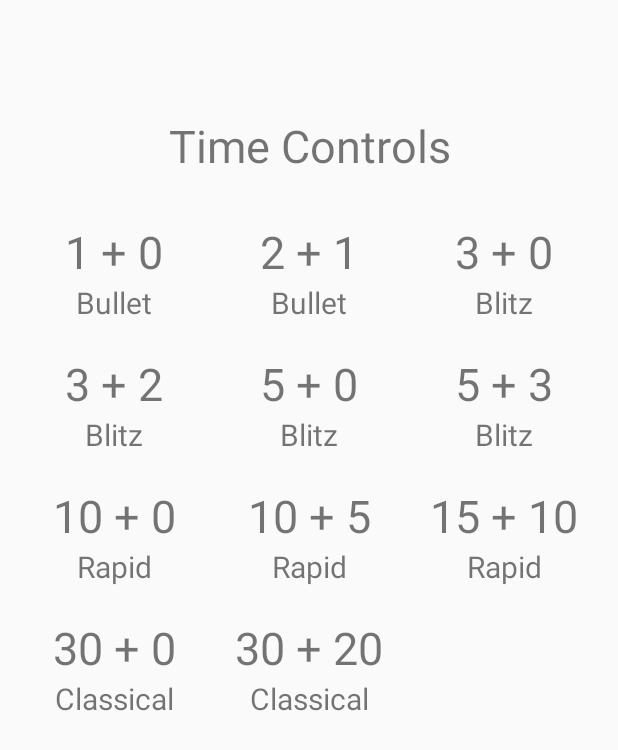
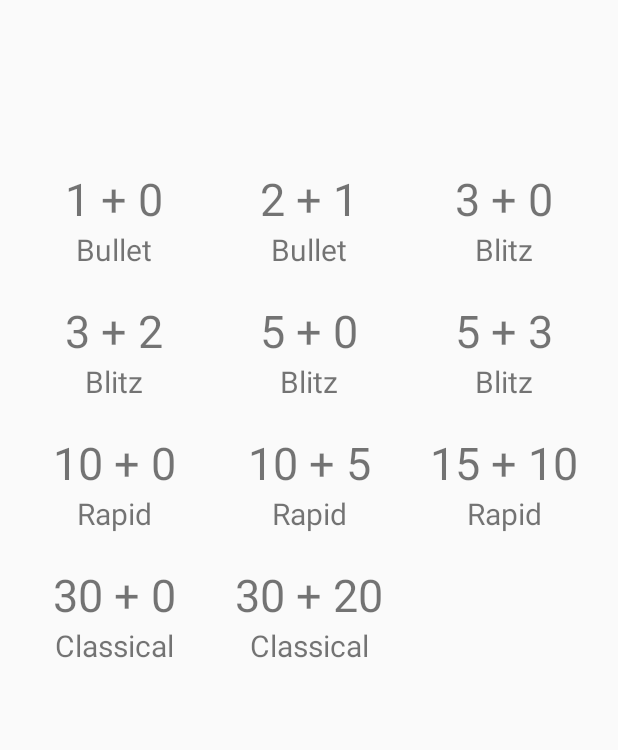
Before and after one commit to Arios9/Chess-Clock, an Android app: the screen it shows after launch (MainActivity), on a phone screen of 412 x 824 dp. Shown: the top 750 px of the screen. Run offline under Robolectric (Android 15) with nearby library versions, the phone set to English and light mode, and no system bars.

Commit message:
title removed

```diff
--- a/app/src/main/res/layout/activity_main.xml
+++ b/app/src/main/res/layout/activity_main.xml
@@ -9,14 +9,6 @@ android:paddingRight="16dp"
 android:orientation="vertical"
 android:gravity="center">
 
-<TextView
-    android:layout_width="match_parent"
-    android:layout_height="wrap_content"
-    android:text="Time Controls"
-    android:gravity="center"
-    android:textSize="30dp"
-    android:layout_marginBottom="30dp"/>
-
 <fragment
     android:id="@+id/fragment"
     android:name="com.example.chess_clock.TimeControlFragment"
```
